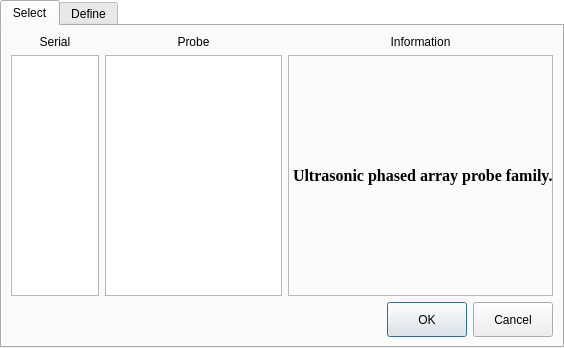
Qt form ui/menu/probe_part/probe_dialog.ui (15903016222/Voice) before a commit.
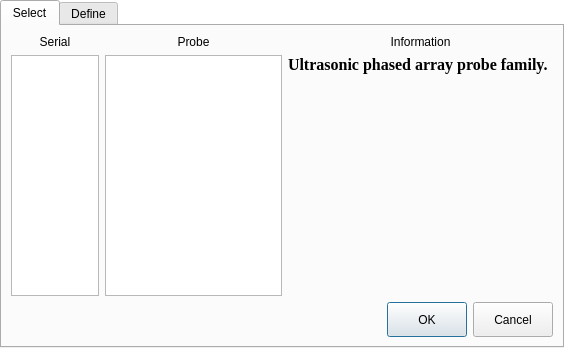
The same form after that commit.

Commit message: 修改:ProbeDialog的显示使用html格式显示

Diff of the .ui file:
```diff
--- a/ui/menu/probe_part/probe_dialog.ui
+++ b/ui/menu/probe_part/probe_dialog.ui
@@ -123,7 +123,10 @@
               </font>
              </property>
              <property name="frameShape">
-              <enum>QFrame::StyledPanel</enum>
+              <enum>QFrame::NoFrame</enum>
+             </property>
+             <property name="lineWidth">
+              <number>0</number>
              </property>
              <property name="text">
               <string>Ultrasonic phased array probe family.</string>
@@ -132,7 +135,7 @@
               <enum>Qt::AutoText</enum>
              </property>
              <property name="alignment">
-              <set>Qt::AlignLeading|Qt::AlignLeft|Qt::AlignVCenter</set>
+              <set>Qt::AlignLeading|Qt::AlignLeft|Qt::AlignTop</set>
              </property>
             </widget>
            </item>
```
The commit also changes 3 other files.
